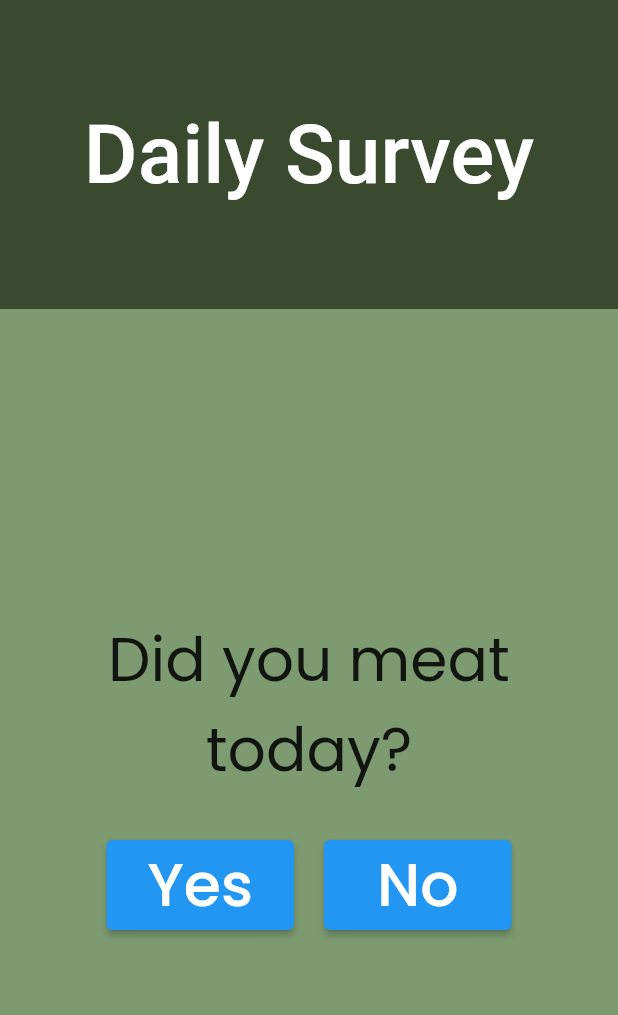
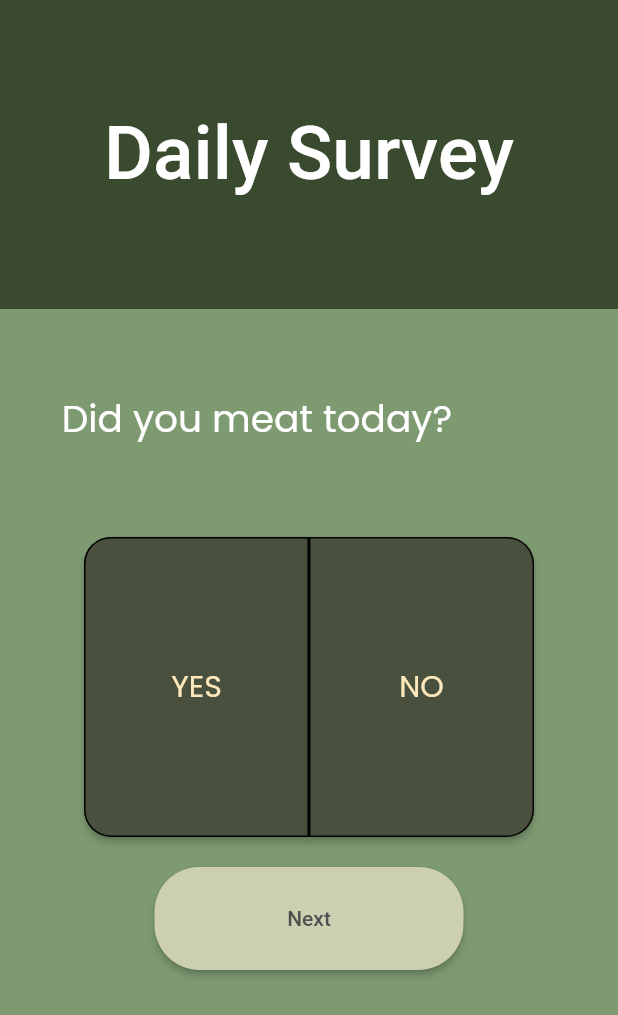
Before and after one commit to BrandonBui/TreeVue, a Flutter app: the screen it shows after launch, on a phone screen of 412 x 824 dp. Shown: the top 1015 px of the screen. Run offline on Flutter 3.47's test engine with Material 2 defaults, Android fonts, the phone set to English and light mode, and no system bars; our stand-ins replace firebase_core, google_fonts, google_nav_bar; accounts and stored records are empty; Roboto replaces fonts that are missing (Rufina).

Commit message:
pages updated

```diff
--- a/treevue/lib/SurveyPageSequence/Page1.dart
+++ b/treevue/lib/SurveyPageSequence/Page1.dart
@@ -3,6 +3,7 @@ import 'package:flutter/src/widgets/container.dart';
 import 'package:flutter/src/widgets/framework.dart';
 import 'package:google_fonts/google_fonts.dart';
 import 'package:treevue/SurveyPageSequence/Page2.dart';
+import 'package:treevue/SurveyPageSequence/Page3.dart';
 
 class Page1 extends StatefulWidget {
   const Page1({super.key});
@@ -14,6 +15,15 @@ class Page1 extends StatefulWidget {
 class _Page1State extends State<Page1> {
   @override
   Widget build(BuildContext context) {
+
+    bool selectedYes = false;
+
+    Color buttonColor1 = Color(0xFF4A503E);
+    Color textColor = Color(0xFFFFE8BB);
+    Color textColor2 = Color(0xFFBAB653);
+    var height = MediaQuery.of(context).size.height;
+    var width = MediaQuery.of(context).size.width;
+
     return Scaffold(
       backgroundColor: Color.fromARGB(255, 125, 154, 113),
       appBar: AppBar(
@@ -24,60 +34,113 @@ class _Page1State extends State<Page1> {
           "Daily Survey",
           textAlign: TextAlign.center,
           style: GoogleFonts.rufina(
-              fontSize: MediaQuery.of(context).size.height / 15),
+              fontSize:50),
         ),
         toolbarHeight: MediaQuery.of(context).size.height / 4,
       ),
-      body: Center(
-        child: Column(mainAxisAlignment: MainAxisAlignment.center, children: [
-          Text(
+      body: Column(mainAxisAlignment: MainAxisAlignment.start, crossAxisAlignment: CrossAxisAlignment.start, children: [
+        Padding(
+          padding: EdgeInsets.only(left: width/10, top: height/15),
+          child: Text(
             "Did you meat today?",
-            style: GoogleFonts.poppins(fontSize: 40),
-            textAlign: TextAlign.center,
+            style: GoogleFonts.poppins(fontSize: 25, color: Colors.white),
+            textAlign: TextAlign.left,
           ),
-          SizedBox(
-            height: 30,
         ),
         Row(
           mainAxisAlignment: MainAxisAlignment.center,
           children: [
-              Container(
-                decoration:
-                    BoxDecoration(borderRadius: BorderRadius.circular(15)),
-                width: 125,
+            Align(
+                alignment: Alignment.center,
+                child: Padding(
+                  padding: const EdgeInsets.only(top: 60.0),
+                  child: Row(
+                    children: [
+                      SizedBox(
+                        width: 150,
+                        height: 200,
                         child: ElevatedButton(
-                  child: Text(
-                    "Yes",
-                    style: GoogleFonts.poppins(fontSize: 40),
+                          onPressed: (){
+                           selectedYes = true;
+                        },
+                        child: Text("YES", style: GoogleFonts.poppins(
+                                            color: Color(0xFFFFE8BB),
+                                            fontSize: 20,
+                                            fontWeight: FontWeight.normal),textAlign: TextAlign.center,),
+                        style: ButtonStyle(
+                                  shape: MaterialStateProperty.all<RoundedRectangleBorder>(
+                                    RoundedRectangleBorder(
+                                      borderRadius: BorderRadius.only(topLeft: Radius.circular(18.0), bottomLeft: Radius.circular(18.0)),
+                                      side: BorderSide(color: Color.fromARGB(255, 0, 0, 0))
+                                      )
                                   ),
-                  onPressed: () {
-                    Navigator.push(context,
-                        MaterialPageRoute(builder: (context) {
-                      return Page2();
-                    }));
+                                  backgroundColor: MaterialStateProperty.all<Color>(buttonColor1,
+                        )
+
+                              ),
+                              )
+                              ),
+
+                              SizedBox(
+                        width: 150,
+                        height: 200,
+                        child: ElevatedButton(
+                          onPressed: (){
+                           selectedYes = false;
                         },
+                        child: Text("NO", style: GoogleFonts.poppins(
+                                            color: Color(0xFFFFE8BB),
+                                            fontSize: 20,
+                                            fontWeight: FontWeight.normal),textAlign: TextAlign.center,
+                                    ),
+                        style: ButtonStyle(
+                                  shape: MaterialStateProperty.all<RoundedRectangleBorder>(
+                                    RoundedRectangleBorder(
+                                      borderRadius: BorderRadius.only(topRight: Radius.circular(18.0), bottomRight: Radius.circular(18.0)),
+                                      side: BorderSide(color: Color.fromARGB(255, 5, 5, 5))
+                                      )
+                                  ),
+                                  backgroundColor: MaterialStateProperty.all<Color>(buttonColor1,
+                                  )
+
+                        ),
+                        )
+                        ),
+                      ],
                   ),
                 ),
-              SizedBox(
-                width: 20,
+              )],
       ),
-              Container(
-                width: 125,
-                decoration:
-                    BoxDecoration(borderRadius: BorderRadius.circular(15)),
-                child: ElevatedButton(
-                  child: Text("No", style: GoogleFonts.poppins(fontSize: 40)),
-                  onPressed: () {
-                    Navigator.push(context,
-                        MaterialPageRoute(builder: (context) {
-                      return Page2();
-                    }));
+
+
+            Padding(
+              padding: const EdgeInsets.only(top: 20.0),
+              child: Center(
+                child: SizedBox(
+                  height: height/12,
+                  width: width/2,
+                  child: ElevatedButton(onPressed: (){
+                    print(selectedYes);
+                    if (selectedYes == true){
+                    Navigator.of(context).push(MaterialPageRoute(builder: (context) => Page2()));
+                    } else{
+                      Navigator.of(context).push(MaterialPageRoute(builder: (context) => Page3()));
+                    }
                   },
+                  style: ElevatedButton.styleFrom(
+                    backgroundColor: Color(0xFFCCD0B0),
+                    shape: new RoundedRectangleBorder(
+                      borderRadius: new BorderRadius.circular(30.0),
+
                     ),
-              )
+                  ),
+                  child: Text("Next", style: GoogleFonts.rufina(color: Color(0xFF504F4F)),)
+                  ),
+                ),
+              ),
+            ),
+
       ],
-          )
-        ]),
         ),
       );
   }
```
Also changed, not shown: treevue/lib/SurveyPageSequence/Page2.dart (+45 -2 lines). Lines whose indentation alone changed are shown as unchanged.
